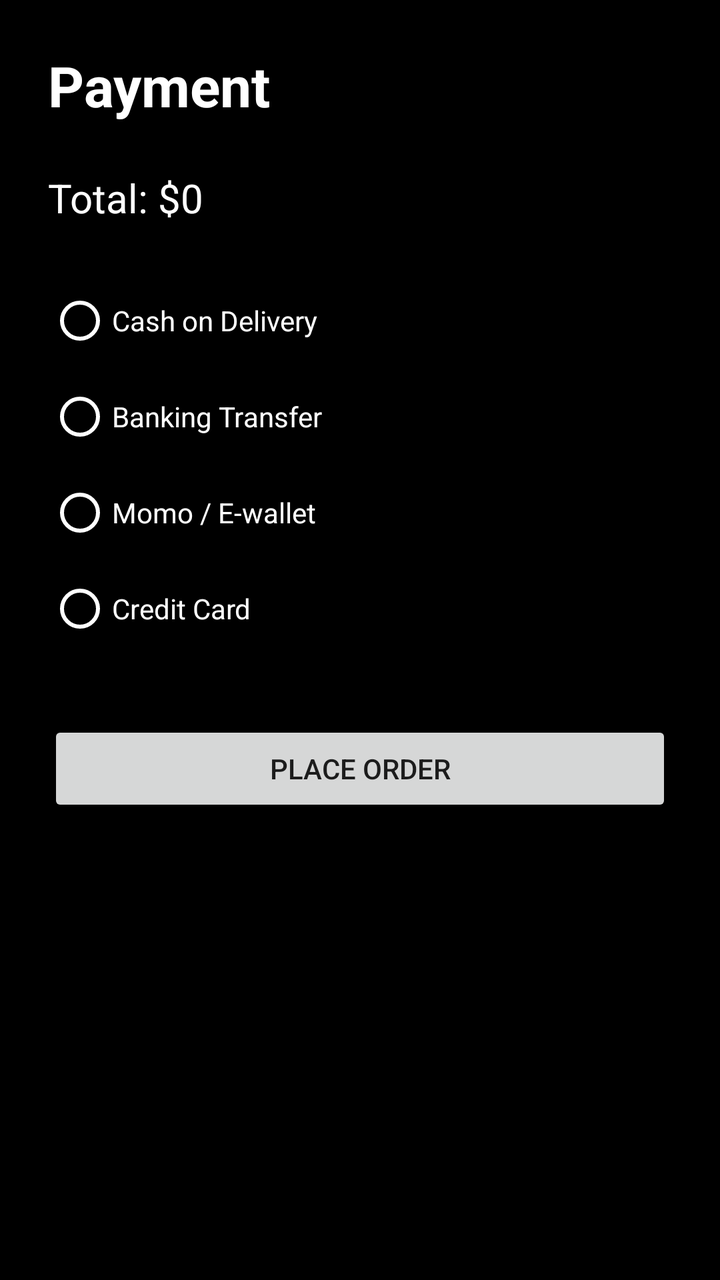
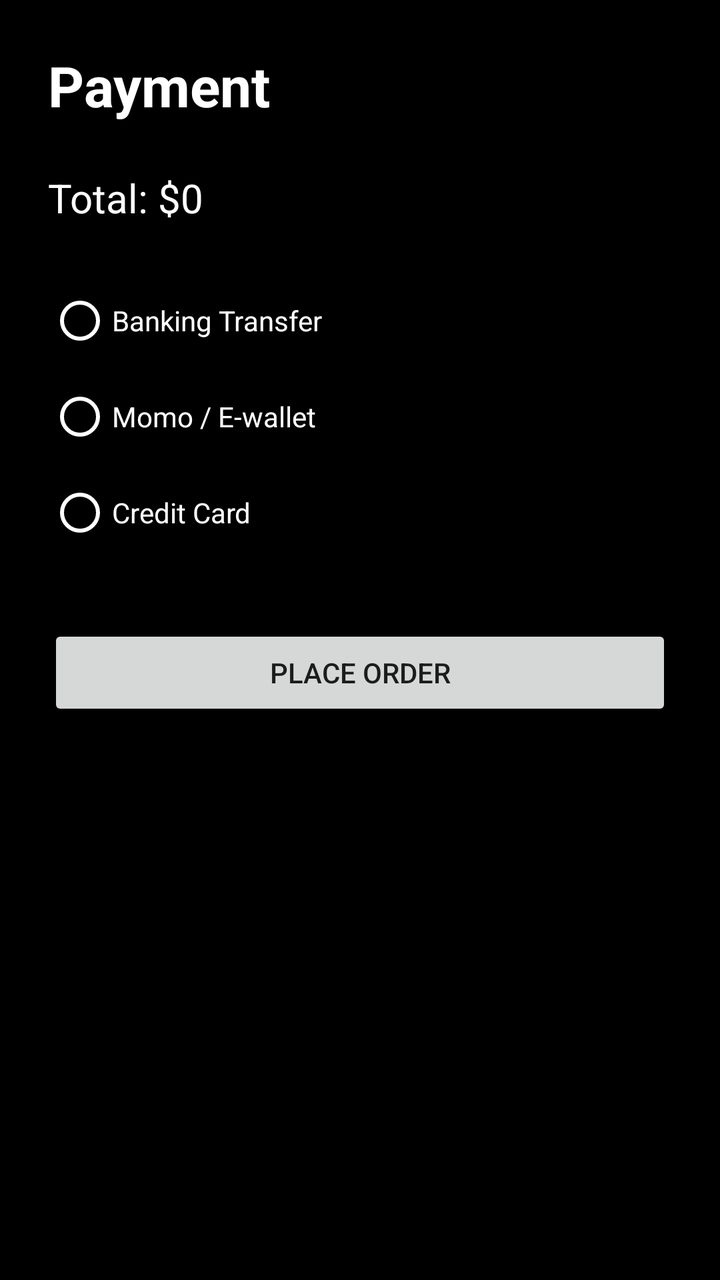

Two renders of the same Android screen: before a commit and after it. Below are the layout's source before the change and the commit's diff.
<!-- AndroidManifest.xml: application theme Theme.BadmintonBooking -->
<!-- res/layout/activity_payment.xml -->
<LinearLayout xmlns:android="http://schemas.android.com/apk/res/android"
    android:layout_width="match_parent"
    android:layout_height="match_parent"
    android:orientation="vertical"
    android:padding="24dp"
    android:background="@color/black">

    <TextView
        android:text="Payment"
        android:textSize="28sp"
        android:textStyle="bold"
        android:textColor="@color/white"
        android:layout_width="wrap_content"
        android:layout_height="wrap_content"/>

    <TextView
        android:id="@+id/tvTotal"
        android:text="Total: $0"
        android:textSize="20sp"
        android:textColor="@color/white"
        android:layout_marginTop="24dp"
        android:layout_width="wrap_content"
        android:layout_height="wrap_content"/>

    <RadioGroup
        android:id="@+id/paymentGroup"
        android:layout_width="match_parent"
        android:layout_height="wrap_content"
        android:layout_marginTop="24dp">

        <RadioButton
            android:id="@+id/rbCod"
            android:text="Cash on Delivery"
            android:textColor="@color/white"
            android:buttonTint="@color/white"
            android:layout_width="wrap_content"
            android:layout_height="wrap_content"/>

        <RadioButton
            android:id="@+id/rbBanking"
            android:text="Banking Transfer"
            android:textColor="@color/white"
            android:buttonTint="@color/white"
            android:layout_width="wrap_content"
            android:layout_height="wrap_content"/>

        <RadioButton
            android:id="@+id/rbMomo"
            android:text="Momo / E-wallet"
            android:textColor="@color/white"
            android:buttonTint="@color/white"
            android:layout_width="wrap_content"
            android:layout_height="wrap_content"/>

        <RadioButton
            android:id="@+id/rbCard"
            android:text="Credit Card"
            android:textColor="@color/white"
            android:buttonTint="@color/white"
            android:layout_width="wrap_content"
            android:layout_height="wrap_content"/>

    </RadioGroup>

    <Button
        android:id="@+id/btnPlaceOrder"
        android:text="Place Order"
        android:layout_marginTop="32dp"
        android:layout_width="match_parent"
        android:layout_height="wrap_content"/>

</LinearLayout>
<!-- resources referenced by this layout -->
<resources>
  <color name="black">#FF000000</color>
  <color name="white">#FFFFFFFF</color>
  <style name="Theme.BadmintonBooking" parent="Base.Theme.BadmintonBooking" />
  <style name="Base.Theme.BadmintonBooking" parent="Theme.MaterialComponents.Light.NoActionBar">
          <item name="colorPrimary">@color/primary</item>
          <item name="colorPrimaryVariant">@color/primary_dark</item>
          <item name="colorOnPrimary">@color/white</item>
          <item name="colorSecondary">@color/accent</item>
          <item name="colorSecondaryVariant">@color/accent</item>
          <item name="colorOnSecondary">@color/white</item>
          <item name="android:statusBarColor">?attr/colorPrimaryVariant</item>
      </style>
  <color name="primary">#0288D1</color>
  <color name="primary_dark">#01579B</color>
  <color name="accent">#03A9F4</color>
</resources>

<!-- the commit's change to res/layout/activity_payment.xml (unified diff, before → after) -->
@@ -28,13 +28,6 @@
         android:layout_height="wrap_content"
         android:layout_marginTop="24dp">
 
-        <RadioButton
-            android:id="@+id/rbCod"
-            android:text="Cash on Delivery"
-            android:textColor="@color/white"
-            android:buttonTint="@color/white"
-            android:layout_width="wrap_content"
-            android:layout_height="wrap_content"/>
 
         <RadioButton
             android:id="@+id/rbBanking"
